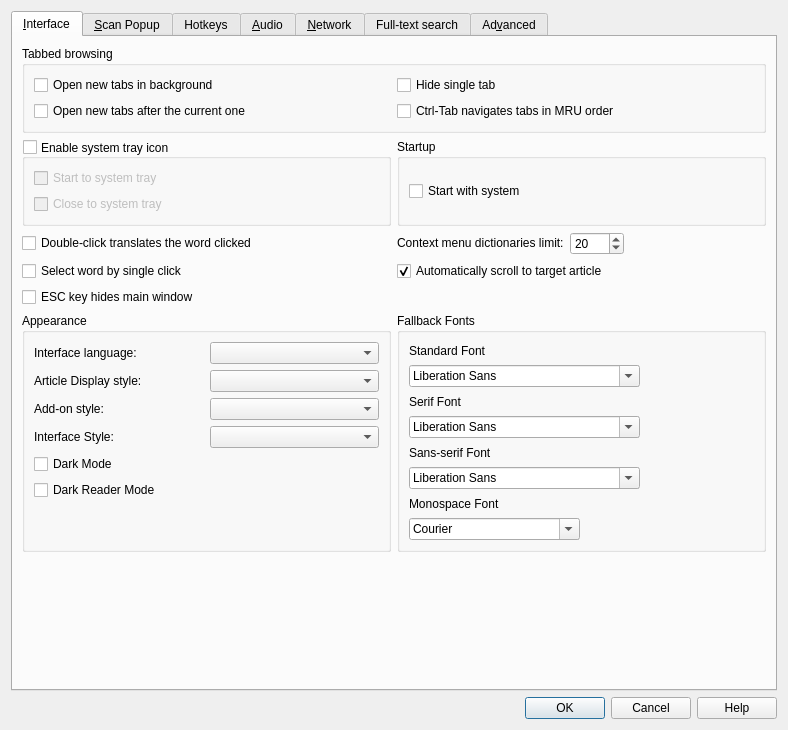
Old version of the form src/ui/preferences.ui in the repository xiaoyifang/goldendict-ng.
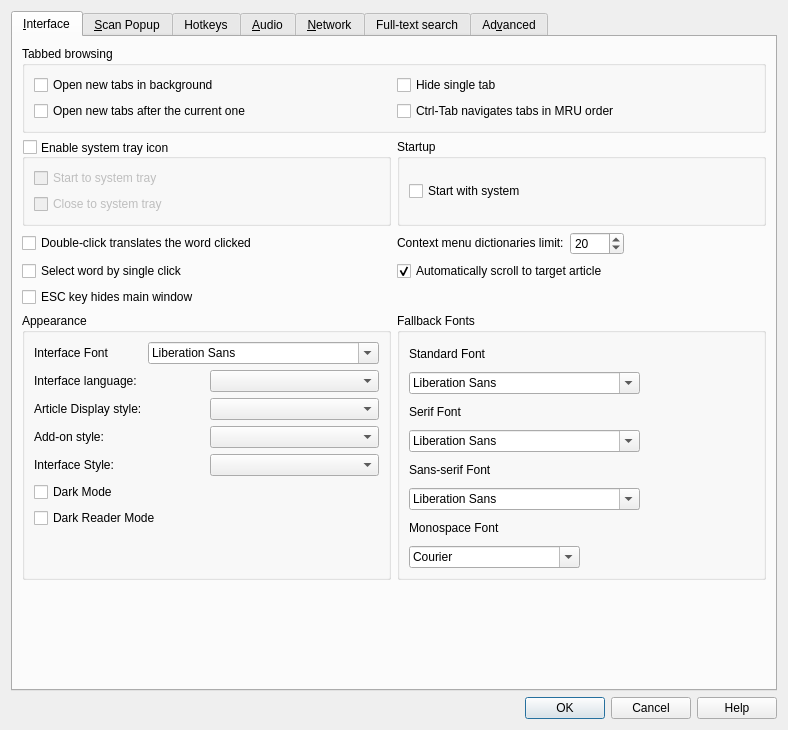
New version of the form. Icons and pictures are not drawn. Custom widgets are drawn as their Qt base class.

Commit message: opt: add system font configuration

Patch:
```diff
--- a/src/ui/preferences.ui
+++ b/src/ui/preferences.ui
@@ -284,6 +284,20 @@
           <string>Appearance</string>
          </property>
          <layout class="QVBoxLayout" name="verticalLayout_16">
+          <item>
+           <layout class="QHBoxLayout" name="horizontalLayout_17">
+            <item>
+             <widget class="QLabel" name="label_29">
+              <property name="text">
+               <string>Interface Font</string>
+              </property>
+             </widget>
+            </item>
+            <item>
+             <widget class="QFontComboBox" name="systemFont"/>
+            </item>
+           </layout>
+          </item>
           <item>
            <layout class="QHBoxLayout" name="horizontalLayout_4">
             <item>
```
The commit also changes 5 other files.
